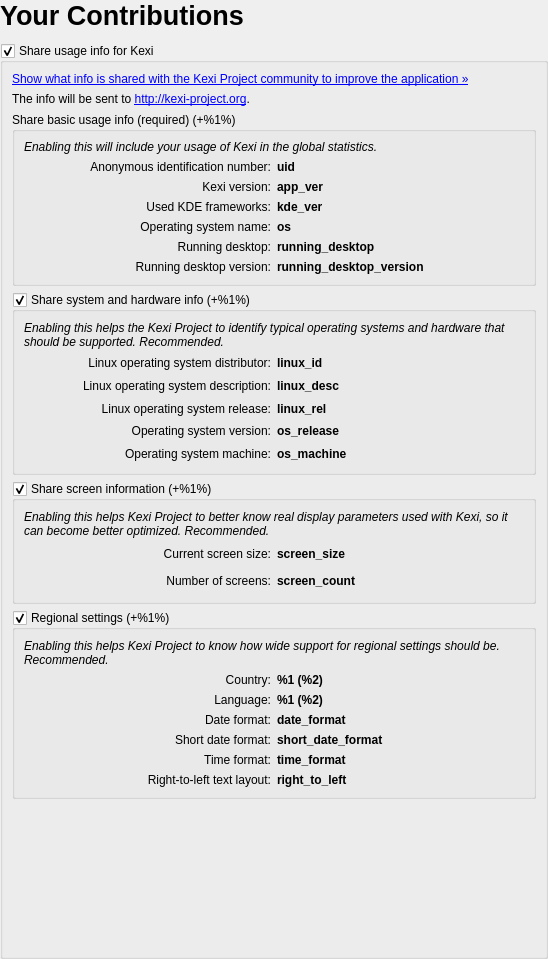
Old version of the form kexi/main/status/contribution_details.ui in the repository KDE/calligra.
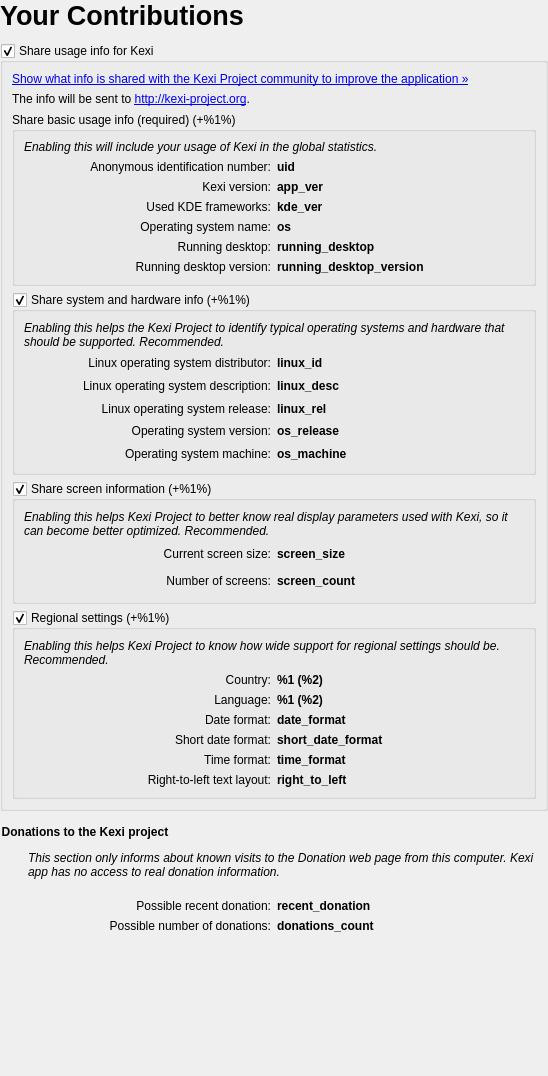
New version of the form.

Commit message:
Add donations info to Kexi's status bar
This only opens a BountySource page but seems to be convenient
for users that do not visit KDE/Calligra/Kexi web pages but would
like to give back something.

The path ends with .6, not .0 as a special case needed for 2.8.6. In 2.9.x it'll be .0 again.

Icon: http://www.famfamfam.com/about/ (public domain)

REVIEW:120263
FIXED-IN:2.8.6

What changed in the file:
```diff
--- a/kexi/main/status/contribution_details.ui
+++ b/kexi/main/status/contribution_details.ui
@@ -7,7 +7,7 @@
     <x>0</x>
     <y>0</y>
     <width>548</width>
-    <height>959</height>
+    <height>1076</height>
    </rect>
   </property>
   <property name="windowTitle">
@@ -931,22 +931,181 @@
         </layout>
        </widget>
       </item>
-      <item>
-       <spacer name="verticalSpacer">
-        <property name="orientation">
-         <enum>Qt::Vertical</enum>
+     </layout>
+    </widget>
+   </item>
+   <item>
+    <widget class="QGroupBox" name="group_donation">
+     <property name="font">
+      <font>
+       <weight>75</weight>
+       <bold>true</bold>
+      </font>
+     </property>
+     <property name="styleSheet">
+      <string notr="true">QGroupBox { border:none; }</string>
+     </property>
+     <property name="title">
+      <string>Donations to the Kexi project</string>
+     </property>
+     <property name="flat">
+      <bool>true</bool>
+     </property>
+     <property name="checkable">
+      <bool>false</bool>
+     </property>
+     <layout class="QGridLayout" name="gridLayout">
+      <property name="topMargin">
+       <number>8</number>
+      </property>
+      <property name="verticalSpacing">
+       <number>6</number>
+      </property>
+      <item row="5" column="0" colspan="2">
+       <widget class="QWidget" name="widget_2" native="true">
+        <property name="minimumSize">
+         <size>
+          <width>0</width>
+          <height>8</height>
+         </size>
         </property>
-        <property name="sizeHint" stdset="0">
+        <property name="maximumSize">
          <size>
-          <width>20</width>
-          <height>29</height>
+          <width>16777215</width>
+          <height>8</height>
          </size>
         </property>
-       </spacer>
+       </widget>
       </item>
+      <item row="7" column="0">
+       <widget class="QLabel" name="label_recent_donation">
+        <property name="text">
+         <string>Possible recent donation:</string>
+        </property>
+        <property name="alignment">
+         <set>Qt::AlignRight|Qt::AlignTrailing|Qt::AlignVCenter</set>
+        </property>
+        <property name="wordWrap">
+         <bool>true</bool>
+        </property>
+        <property name="textInteractionFlags">
+         <set>Qt::LinksAccessibleByMouse|Qt::TextSelectableByMouse</set>
+        </property>
+       </widget>
+      </item>
+      <item row="8" column="0">
+       <widget class="QLabel" name="label_donations_count">
+        <property name="text">
+         <string>Possible number of donations:</string>
+        </property>
+        <property name="alignment">
+         <set>Qt::AlignRight|Qt::AlignTrailing|Qt::AlignVCenter</set>
+        </property>
+        <property name="wordWrap">
+         <bool>true</bool>
+        </property>
+        <property name="textInteractionFlags">
+         <set>Qt::LinksAccessibleByMouse|Qt::TextSelectableByMouse</set>
+        </property>
+       </widget>
+      </item>
+      <item row="8" column="1">
+       <widget class="QLabel" name="value_donations_count">
+        <property name="font">
+         <font>
+          <weight>75</weight>
+          <bold>true</bold>
+         </font>
+        </property>
+        <property name="text">
+         <string notr="true">donations_count</string>
+        </property>
+        <property name="textInteractionFlags">
+         <set>Qt::LinksAccessibleByMouse|Qt::TextSelectableByMouse</set>
+        </property>
+       </widget>
+      </item>
+      <item row="7" column="1">
+       <widget class="QLabel" name="value_recent_donation">
+        <property name="font">
+         <font>
+          <weight>75</weight>
+          <bold>true</bold>
+         </font>
+        </property>
+        <property name="text">
+         <string notr="true">recent_donation</string>
+        </property>
+        <property name="textInteractionFlags">
+         <set>Qt::LinksAccessibleByMouse|Qt::TextSelectableByMouse</set>
+        </property>
+       </widget>
+      </item>
+      <item row="4" column="0" colspan="2">
+       <widget class="QLabel" name="label_where_is_info_sent">
+        <property name="sizePolicy">
+         <sizepolicy hsizetype="Minimum" vsizetype="Preferred">
+          <horstretch>0</horstretch>
+          <verstretch>0</verstretch>
+         </sizepolicy>
+        </property>
+        <property name="font">
+         <font>
+          <italic>true</italic>
+         </font>
+        </property>
+        <property name="focusPolicy">
+         <enum>Qt::StrongFocus</enum>
+        </property>
+        <property name="text">
+         <string>This section only informs about known visits to the Donation web page from this computer. Kexi app has no access to real donation information.</string>
+        </property>
+        <property name="wordWrap">
+         <bool>true</bool>
+        </property>
+        <property name="indent">
+         <number>19</number>
+        </property>
+       </widget>
+      </item>
+      <item row="3" column="0" colspan="2">
+       <widget class="QWidget" name="widget_3" native="true">
+        <property name="minimumSize">
+         <size>
+          <width>0</width>
+          <height>14</height>
+         </size>
+        </property>
+        <property name="maximumSize">
+         <size>
+          <width>16777215</width>
+          <height>14</height>
+         </size>
+        </property>
+        <property name="font">
+         <font>
+          <weight>50</weight>
+          <bold>false</bold>
+         </font>
+        </property>
+       </widget>
+      </item>
      </layout>
     </widget>
    </item>
+   <item>
+    <spacer name="verticalSpacer">
+     <property name="orientation">
+      <enum>Qt::Vertical</enum>
+     </property>
+     <property name="sizeHint" stdset="0">
+      <size>
+       <width>20</width>
+       <height>29</height>
+      </size>
+     </property>
+    </spacer>
+   </item>
   </layout>
  </widget>
  <resources/>
```
The commit also changes 7 other files.
